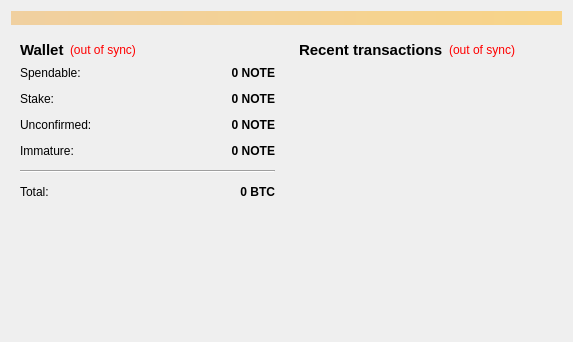
This is src/qt/forms/overviewpage.ui in DNotesCoin/DNotes2.0 as Qt 5 draws it before an edit. The edited form follows.
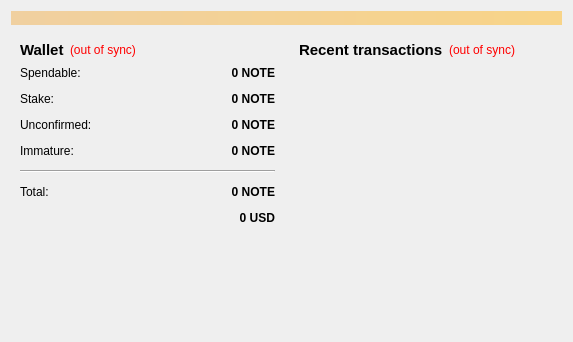
This is the edited form.

```diff
--- a/src/qt/forms/overviewpage.ui
+++ b/src/qt/forms/overviewpage.ui
@@ -250,7 +250,32 @@
                <string>Your current total balance</string>
               </property>
               <property name="text">
-               <string notr="true">0 BTC</string>
+               <string notr="true">0 NOTE</string>
+              </property>
+              <property name="alignment">
+               <set>Qt::AlignRight|Qt::AlignTrailing|Qt::AlignVCenter</set>
+              </property>
+              <property name="textInteractionFlags">
+               <set>Qt::LinksAccessibleByMouse|Qt::TextSelectableByKeyboard|Qt::TextSelectableByMouse</set>
+              </property>
+             </widget>
+            </item>
+            <item row="6" column="1">
+             <widget class="QLabel" name="labelFiat">
+              <property name="font">
+               <font>
+                <weight>75</weight>
+                <bold>true</bold>
+               </font>
+              </property>
+              <property name="cursor">
+               <cursorShape>IBeamCursor</cursorShape>
+              </property>
+              <property name="layoutDirection">
+               <enum>Qt::LeftToRight</enum>
+              </property>
+              <property name="text">
+               <string>0 USD</string>
               </property>
               <property name="alignment">
                <set>Qt::AlignRight|Qt::AlignTrailing|Qt::AlignVCenter</set>
```
